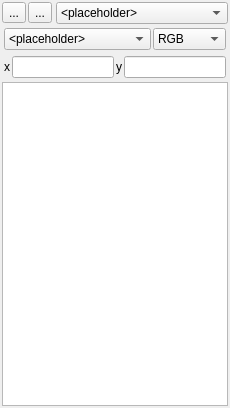
This is timeseriesviewer/ui/cursorlocationinfodock.ui in jakimowb/eo-time-series-viewer as Qt 5 draws it before an edit. The edited form follows.
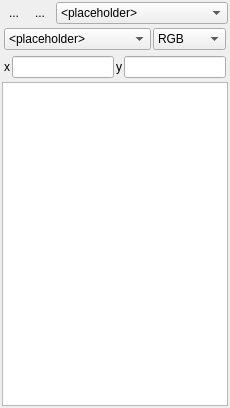
This is the edited form. Icons and pictures are not drawn. Custom widgets are drawn as their Qt base class.

Commit message: added infos to CHANGES.txt smaller fixes in *.ui and mapvisualization.py fixed deploy.py

Patch:
```diff
--- a/timeseriesviewer/ui/cursorlocationinfodock.ui
+++ b/timeseriesviewer/ui/cursorlocationinfodock.ui
@@ -51,6 +51,9 @@
          <iconset resource="resources.qrc">
           <normaloff>:/timeseriesviewer/icons/mActionIdentify.svg</normaloff>:/timeseriesviewer/icons/mActionIdentify.svg</iconset>
         </property>
+        <property name="autoRaise">
+         <bool>true</bool>
+        </property>
        </widget>
       </item>
       <item>
@@ -65,6 +68,9 @@
          <iconset resource="resources.qrc">
           <normaloff>:/timeseriesviewer/icons/mActionRefresh.png</normaloff>:/timeseriesviewer/icons/mActionRefresh.png</iconset>
         </property>
+        <property name="autoRaise">
+         <bool>true</bool>
+        </property>
        </widget>
       </item>
       <item>
```
Left out of the diff: 38 changed lines with no effect on the pictures. The commit also changes 5 other files.
